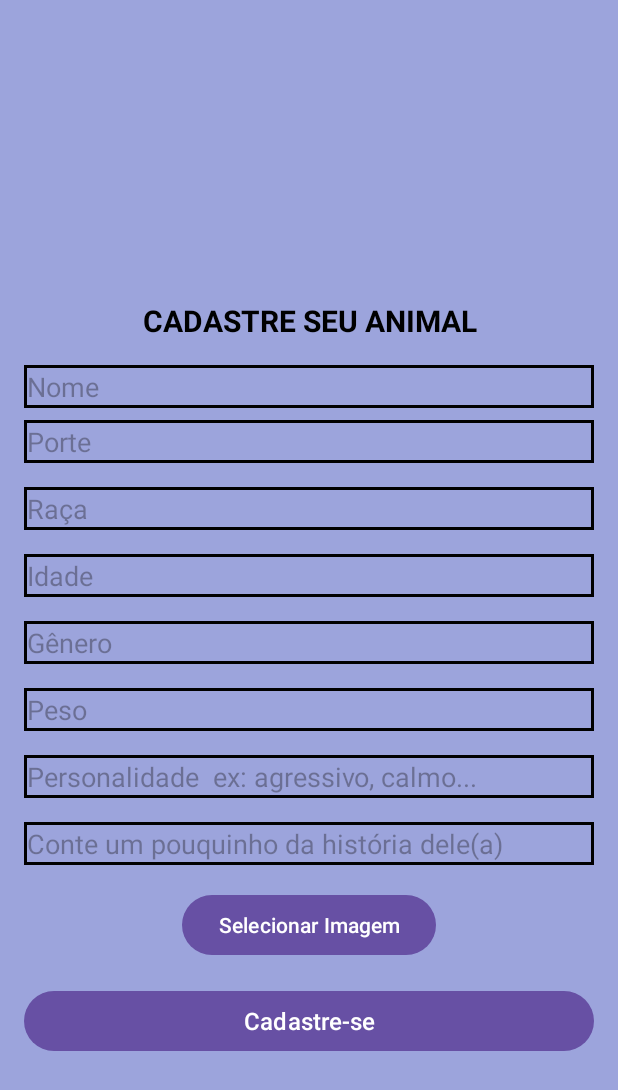
After one commit to Foradeserie/Patinhass, an Android app: the CadastroAnimal screen opened directly, with no data from a screen before it, on a phone screen of 412 x 824 dp. The commit adds this screen. Shown: the top 1090 px of the screen. Run offline under Robolectric (Android 15) with nearby library versions, the light colour scheme and no system bars.

Commit message:
deu certo

```diff
--- a/Patinhas/app/src/main/AndroidManifest.xml
+++ b/Patinhas/app/src/main/AndroidManifest.xml
@@ -23,6 +23,12 @@
             android:name=".TelaCadastro"
             android:exported="false" />
         <activity
+            android:name=".CadastroAnimal"
+            android:exported="false" />
+        <activity
+            android:name=".FeedAnimal"
+            android:exported="false" />
+        <activity
             android:name=".MainActivity"
             android:exported="true">
             <intent-filter>
--- /dev/null
+++ b/Patinhas/app/src/main/java/com/example/patinhas/CadastroAnimal.java
@@ -0,0 +1,14 @@
+package com.example.patinhas;
+
+import android.os.Bundle;
+
+import androidx.appcompat.app.AppCompatActivity;
+
+public class CadastroAnimal extends AppCompatActivity {
+    @Override
+    protected void onCreate(Bundle savedInstanceState) {
+        super.onCreate(savedInstanceState);
+        setContentView(R.layout.activity_cadastro_animal);
+
+    }
+}
--- a/Patinhas/app/src/main/java/com/example/patinhas/ConfiguracaoFirebase.java
+++ b/Patinhas/app/src/main/java/com/example/patinhas/ConfiguracaoFirebase.java
@@ -9,14 +9,14 @@ import com.google.firebase.firestore.FirebaseFirestore;
         private static DatabaseReference database;
         private static FirebaseAuth auth;
         private static FirebaseFirestore firestore;
-        // Retorna a instância do Firestore
+
+        //Retorna as instancias dos Firebases
         public static FirebaseFirestore getFirebaseFirestore() {
             if (firestore == null) {
                 firestore = FirebaseFirestore.getInstance();
             }
             return firestore;
         }
-        //Retorna a instancia do FirebaseAuth
         public static FirebaseAuth getFirebaseAuth(){
             if ( auth == null ){
                 auth = FirebaseAuth.getInstance();
--- a/Patinhas/app/src/main/java/com/example/patinhas/Opcoes.java
+++ b/Patinhas/app/src/main/java/com/example/patinhas/Opcoes.java
@@ -19,7 +19,7 @@ public class Opcoes extends AppCompatActivity {
         adotar.setOnClickListener(new View.OnClickListener() {
             @Override
             public void onClick(View view) {
-                Intent intent = new Intent(Opcoes.this, TelaCadastro.class);
+                Intent intent = new Intent(Opcoes.this, FeedAnimal.class);
                 startActivity(intent);
             }
         });
@@ -28,7 +28,7 @@ public class Opcoes extends AppCompatActivity {
         cadastrar.setOnClickListener(new View.OnClickListener() {
             @Override
             public void onClick(View view) {
-                Intent intent = new Intent(Opcoes.this, TelaCadastro.class);
+                Intent intent = new Intent(Opcoes.this, CadastroAnimal.class);
                 startActivity(intent);
             }
         });
--- a/Patinhas/app/src/main/java/com/example/patinhas/TelaCadastro.java
+++ b/Patinhas/app/src/main/java/com/example/patinhas/TelaCadastro.java
@@ -50,11 +50,12 @@ public class TelaCadastro extends AppCompatActivity {
     public void salvar(View view) {
         autenticacao = ConfiguracaoFirebase.getFirebaseAuth();
         autenticacao.createUserWithEmailAndPassword(
-                login.getEmail(), login.getSenha()
+                email.getText().toString(), senha.getText().toString()
         ).addOnCompleteListener(this, task -> {
             if (task.isSuccessful()) {
                 // Após a criação bem-sucedida do usuário, você pode salvar os dados no Firestore
                 FirebaseFirestore db = ConfiguracaoFirebase.getFirebaseFirestore();
+
                 db.collection("usuarios")
                         .document(login.getEmail())
                         .set(login)
--- /dev/null
+++ b/Patinhas/app/src/main/res/layout/activity_cadastro_animal.xml
@@ -0,0 +1,167 @@
+<?xml version="1.0" encoding="utf-8"?>
+<androidx.constraintlayout.widget.ConstraintLayout
+    xmlns:android="http://schemas.android.com/apk/res/android"
+    xmlns:app="http://schemas.android.com/apk/res-auto"
+    xmlns:tools="http://schemas.android.com/tools"
+    android:layout_width="match_parent"
+    android:layout_height="match_parent"
+    android:background="#9ca4dc"
+    tools:context=".TelaCadastro">
+
+
+    <TextView
+        android:id="@+id/textView1"
+        android:layout_width="0dp"
+        android:layout_height="wrap_content"
+        android:text="CADASTRE SEU ANIMAL"
+        android:textAlignment="center"
+        android:textColor="#000000"
+        android:textSize="20sp"
+        android:textStyle="bold"
+        app:layout_constraintTop_toTopOf="parent"
+        app:layout_constraintStart_toStartOf="parent"
+        app:layout_constraintEnd_toEndOf="parent"
+        android:layout_marginTop="200dp" />
+
+    <EditText
+        android:id="@+id/nomeAnimal"
+        android:layout_width="0dp"
+        android:layout_height="wrap_content"
+        android:layout_marginStart="16dp"
+        android:layout_marginTop="16dp"
+        android:layout_marginEnd="16dp"
+        android:background="@drawable/bordapreta"
+        android:hint="Nome"
+        android:inputType="text"
+        app:layout_constraintEnd_toEndOf="parent"
+        app:layout_constraintStart_toStartOf="parent"
+        app:layout_constraintTop_toBottomOf="@+id/textView1" />
+
+
+    <EditText
+        android:id="@+id/porteAnimal"
+        android:layout_width="0dp"
+        android:layout_height="wrap_content"
+        android:hint="Porte"
+        android:background="@drawable/bordapreta"
+        android:inputType="text"
+        app:layout_constraintTop_toBottomOf="@+id/nomeAnimal"
+        app:layout_constraintStart_toStartOf="parent"
+        app:layout_constraintEnd_toEndOf="parent"
+        android:layout_marginTop="8dp"
+        android:layout_marginStart="16dp"
+        android:layout_marginEnd="16dp" />
+
+    <EditText
+        android:id="@+id/racaAnimal"
+        android:layout_width="0dp"
+        android:layout_height="wrap_content"
+        android:hint="Raça"
+        android:background="@drawable/bordapreta"
+        android:inputType="text"
+        app:layout_constraintEnd_toEndOf="parent"
+        app:layout_constraintStart_toStartOf="parent"
+        app:layout_constraintTop_toBottomOf="@+id/porteAnimal"
+        android:layout_marginTop="16dp"
+        android:layout_marginStart="16dp"
+        android:layout_marginEnd="16dp" />
+
+    <EditText
+        android:id="@+id/idadeAninal"
+        android:layout_width="0dp"
+        android:layout_height="wrap_content"
+        android:layout_marginStart="16dp"
+        android:layout_marginTop="16dp"
+        android:layout_marginEnd="16dp"
+        android:background="@drawable/bordapreta"
+        android:hint="Idade"
+        android:inputType="text"
+        app:layout_constraintEnd_toEndOf="parent"
+        app:layout_constraintStart_toStartOf="parent"
+        app:layout_constraintTop_toBottomOf="@+id/racaAnimal" />
+
+    <EditText
+        android:id="@+id/generoAnimal"
+        android:layout_width="0dp"
+        android:layout_height="wrap_content"
+        android:layout_marginStart="16dp"
+        android:layout_marginTop="16dp"
+        android:layout_marginEnd="16dp"
+        android:background="@drawable/bordapreta"
+        android:inputType="text"
+        android:hint="Gênero"
+        app:layout_constraintEnd_toEndOf="parent"
+        app:layout_constraintStart_toStartOf="parent"
+        app:layout_constraintTop_toBottomOf="@+id/idadeAninal" />
+
+    <EditText
+        android:id="@+id/Pesoanimal"
+        android:layout_width="0dp"
+        android:layout_height="wrap_content"
+        android:hint="Peso"
+        android:layout_marginStart="16dp"
+        android:layout_marginTop="16dp"
+        android:layout_marginEnd="16dp"
+        android:background="@drawable/bordapreta"
+        android:inputType="text"
+        app:layout_constraintEnd_toEndOf="parent"
+        app:layout_constraintStart_toStartOf="parent"
+        app:layout_constraintTop_toBottomOf="@+id/generoAnimal" />
+
+    <EditText
+        android:id="@+id/personalidade"
+        android:layout_width="0dp"
+        android:layout_height="wrap_content"
+        android:hint="Personalidade  ex: agressivo, calmo..."
+        android:layout_marginStart="16dp"
+        android:layout_marginTop="16dp"
+        android:layout_marginEnd="16dp"
+        android:background="@drawable/bordapreta"
+        android:inputType="text"
+        app:layout_constraintEnd_toEndOf="parent"
+        app:layout_constraintStart_toStartOf="parent"
+        app:layout_constraintTop_toBottomOf="@+id/Pesoanimal" />
+
+    <EditText
+        android:id="@+id/historia"
+        android:layout_width="0dp"
+        android:layout_height="wrap_content"
+        android:hint="Conte um pouquinho da história dele(a)"
+        android:layout_marginStart="16dp"
+        android:layout_marginTop="16dp"
+        android:layout_marginEnd="16dp"
+        android:background="@drawable/bordapreta"
+        android:inputType="textMultiLine"
+        app:layout_constraintEnd_toEndOf="parent"
+        app:layout_constraintStart_toStartOf="parent"
+        app:layout_constraintTop_toBottomOf="@+id/personalidade" />
+
+    <Button
+        android:id="@+id/buttonSelectImage"
+        android:layout_width="wrap_content"
+        android:layout_height="wrap_content"
+        app:layout_constraintTop_toBottomOf="@+id/historia"
+        app:layout_constraintStart_toStartOf="parent"
+        app:layout_constraintEnd_toEndOf="parent"
+        android:layout_marginTop="16dp"
+        android:layout_marginStart="16dp"
+        android:layout_marginEnd="16dp"
+        android:text="Selecionar Imagem" />
+
+
+    <Button
+        android:id="@+id/cadastraranimal"
+        android:layout_width="0dp"
+        android:layout_height="wrap_content"
+        android:text="Cadastre-se"
+        android:textSize="16sp"
+        android:onClick="salvar"
+        app:layout_constraintTop_toBottomOf="@+id/buttonSelectImage"
+        app:layout_constraintStart_toStartOf="parent"
+        app:layout_constraintEnd_toEndOf="parent"
+        android:layout_marginTop="16dp"
+        android:layout_marginStart="16dp"
+        android:layout_marginEnd="16dp" />
+
+
+</androidx.constraintlayout.widget.ConstraintLayout>
```
Also changed, not shown: Patinhas/app/src/main/java/com/example/patinhas/FeedAnimal.java (added, +14 -0 lines), Patinhas/app/src/main/java/com/example/patinhas/MainActivity.java (+29 -28 lines), Patinhas/app/src/main/java/com/example/patinhas/UsuarioCallback.java (+8 -12 lines), Patinhas/app/src/main/res/layout/activity_feed.xml (added, +27 -0 lines).
